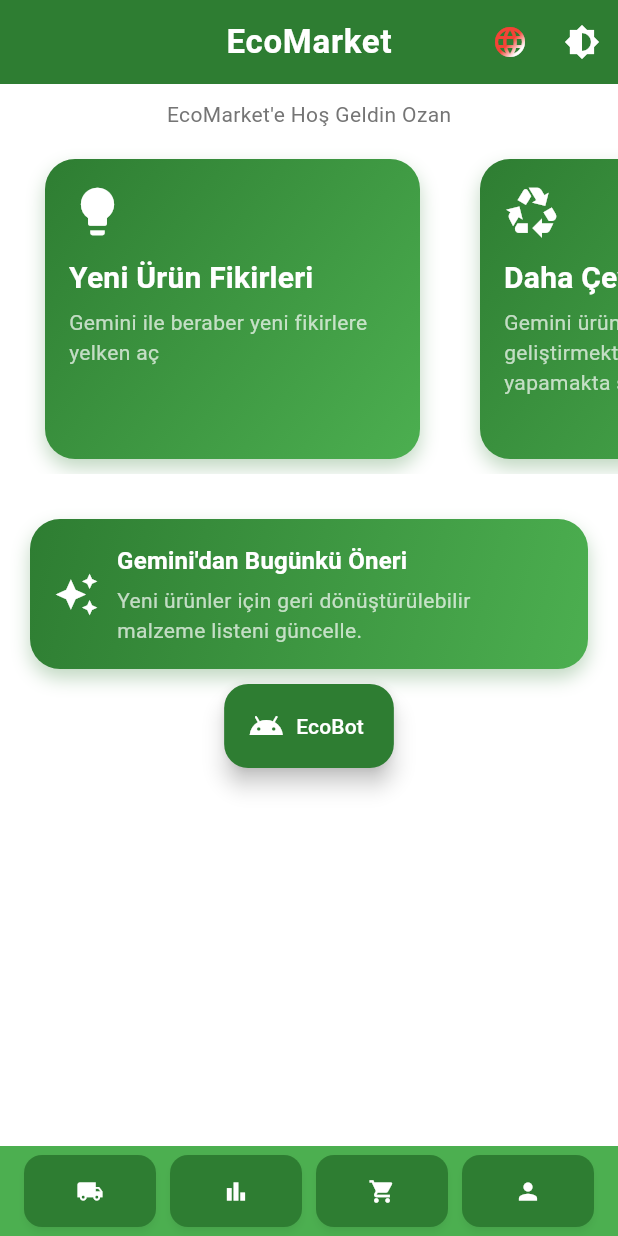
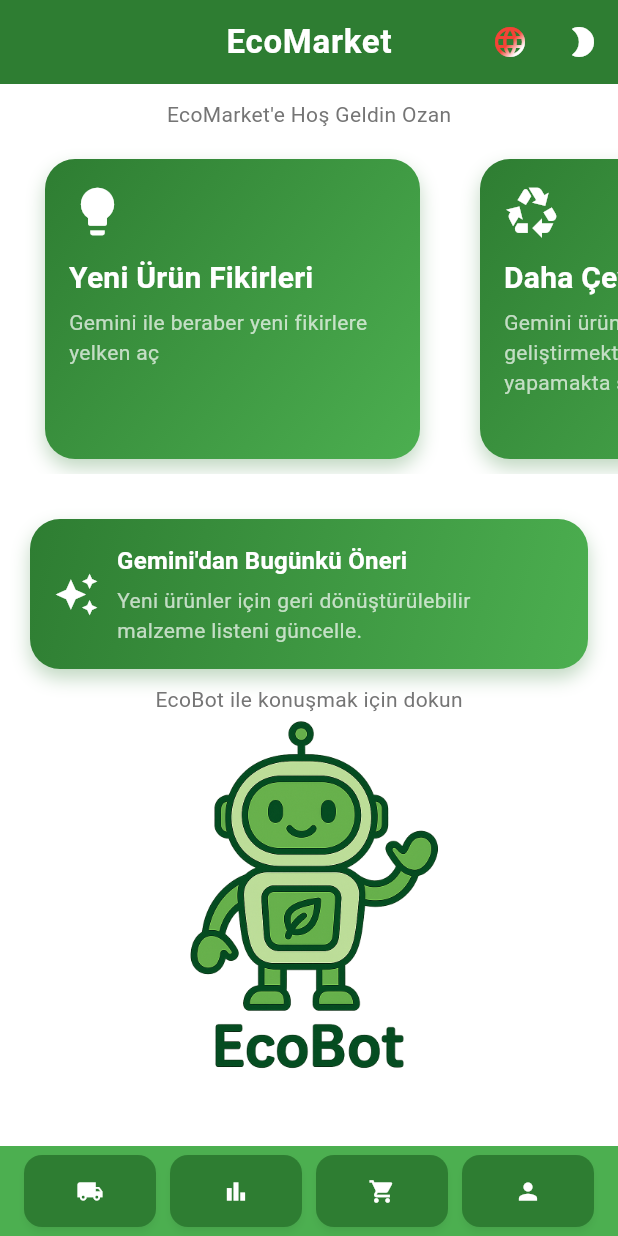
Before and after one commit to uslanozan/EcoMarket, a Flutter app: the screen it shows after launch, after a tap on the "local shipping" icon, on a phone screen of 412 x 824 dp. Run offline on Flutter 3.47's test engine with Material 3 defaults, Android fonts, the phone set to English and light mode, and no system bars; our stand-ins replace flutter_dotenv, flutter_gemini; generated files the repository leaves out were written again; network calls fail.

Commit message:
Gemini API is integrated and home page is finished

```diff
--- a/lib/config/theme/app_theme.dart
+++ b/lib/config/theme/app_theme.dart
@@ -833,7 +833,7 @@
   );
 
   static const LinearGradient englishGradient =LinearGradient(
-    colors: [Colors.red, Colors.blue],
+    colors: [Colors.red,Colors.red,Colors.white,Colors.blue, Colors.blue],
     begin: Alignment.topLeft,
     end: Alignment.bottomRight,
   );
--- /dev/null
+++ b/lib/data/api/gemini_api.dart
@@ -0,0 +1,25 @@
+import 'package:flutter_gemini/flutter_gemini.dart';
+import 'package:flutter_dotenv/flutter_dotenv.dart';
+
+class GeminiApiService {
+  final Gemini _gemini = Gemini.instance;
+
+  /// Bu init'i main.dart içinde bir kere çağırmalısın
+  static void initialize() {
+    final apiKey = dotenv.env['GEMINI_API_KEY'];
+    if (apiKey == null || apiKey.isEmpty) {
+      throw Exception('GEMINI_API_KEY not found in .env');
+    }
+    //print("GEMINI_API_KEY: ${apiKey}");
+    Gemini.init(apiKey: apiKey);
+  }
+
+  Future<String> generateSuggestion(String prompt) async {
+    try {
+      final response = await _gemini.text(prompt);
+      return response?.output ?? "Hiçbir öneri bulunamadı.";
+    } catch (e) {
+      return "Bir hata oluştu: $e";
+    }
+  }
+}
--- a/lib/l10n/app_en.arb
+++ b/lib/l10n/app_en.arb
@@ -6,10 +6,12 @@
   "geminiSuggestion": "Suggestion From Gemini",
   "newIdeasTitle": "New Ideas",
   "newIdeasSubtitle": "Set sail for new ideas with Gemini",
+  "ecoBotInfo": "What's EcoBot",
   "ecoProductTitle": "More Eco-Friendly Products",
   "ecoProductSubtitle": "Gemini helps you renew, improve, and make your products more environmentally friendly",
   "marketResearchTitle": "Market Research",
   "marketResearchSubtitle": "Let's conduct market and price research with Gemini",
+  "talkToEcoBot": "Tap to Talk to EcoBot",
   "userFeedbackTitle": "User Feedback",
   "userFeedbackSubtitle": "Gemini analyzes user comments and requests for you"
 }
--- a/lib/l10n/app_tr.arb
+++ b/lib/l10n/app_tr.arb
@@ -6,10 +6,12 @@
   "geminiSuggestion": "Gemini'dan Bugünkü Öneri",
   "newIdeasTitle": "Yeni Ürün Fikirleri",
   "newIdeasSubtitle": "Gemini ile beraber yeni fikirlere yelken aç",
+  "ecoBotInfo": "EcoBot Nedir?",
   "ecoProductTitle": "Daha Çevreci Ürünler",
   "ecoProductSubtitle": "Gemini ürünlerini yenilemekte, geliştirmekte ve çevre dostu yapamakta sana yardımcı olur",
   "marketResearchTitle": "Pazar Araştırması",
   "marketResearchSubtitle": "Gemini ile pazar ve fiyat araştırması yapalım",
+  "talkToEcoBot": "EcoBot ile konuşmak için dokun",
   "userFeedbackTitle": "Kullanıcı Geri Dönüşleri",
   "userFeedbackSubtitle": "Gemini senin için kullanıcıların yorumlarını ve isteklerini analiz eder"
 }
--- a/lib/main.dart
+++ b/lib/main.dart
@@ -1,17 +1,24 @@
+import 'package:ecomarket/data/api/gemini_api.dart';
+import 'package:ecomarket/presentation/providers/gemini_provider.dart';
 import 'package:flutter/material.dart';
+import 'package:flutter_dotenv/flutter_dotenv.dart';
 import 'package:flutter_localizations/flutter_localizations.dart';
 import 'package:flutter_gen/gen_l10n/app_localizations.dart';
 import 'package:provider/provider.dart';
 
 
 import 'config/theme/app_theme.dart';
-import 'config/locale/locale_provider.dart';
-import 'config/theme/theme_provider.dart';
+import 'presentation/providers/locale_provider.dart';
+import 'presentation/providers/theme_provider.dart';
 import 'presentation/screens/home_screen.dart';
 
-void main() {
+void main() async {
+  WidgetsFlutterBinding.ensureInitialized(); // Check for everything is ready for init
+  await dotenv.load(fileName: ".env"); // Loading .env
+  GeminiApiService.initialize(); // Gemini init
   runApp(const EcoMarketApp());
 }
+
 
 class EcoMarketApp extends StatelessWidget {
   const EcoMarketApp({super.key});
@@ -20,6 +27,7 @@
   Widget build(BuildContext context) {
     return MultiProvider(
       providers: [
+        ChangeNotifierProvider(create: (_) => GeminiProvider()),
         ChangeNotifierProvider(create: (_) => ThemeModeProvider()),
         ChangeNotifierProvider(create: (_) => LocaleProvider()),
       ],
--- /dev/null
+++ b/lib/presentation/providers/gemini_provider.dart
@@ -0,0 +1,38 @@
+import 'package:flutter/material.dart';
+import 'package:flutter_gemini/flutter_gemini.dart';
+
+class GeminiProvider extends ChangeNotifier {
+  final Gemini _gemini = Gemini.instance;
+
+  String _response = '';
+  bool _isLoading = false;
+  String _error = '';
+
+  String get response => _response;
+  bool get isLoading => _isLoading;
+  String get error => _error;
+
+  Future<void> sendPrompt(String prompt) async {
+    _isLoading = true;
+    _error = '';
+    notifyListeners();
+
+    try {
+      final result = await _gemini.text(prompt);
+      _response = result?.output ?? 'Cevap alınamadı.';
+    } catch (e) {
+      _error = 'Hata: ${e.toString()}';
+      _response = '';
+    } finally {
+      _isLoading = false;
+      notifyListeners();
+    }
+  }
+
+  void reset() {
+    _response = '';
+    _error = '';
+    _isLoading = false;
+    notifyListeners();
+  }
+}
--- a/lib/config/theme/theme_provider.dart
+++ b/lib/presentation/providers/theme_provider.dart
@@ -4,6 +4,10 @@
   ThemeMode _themeMode = ThemeMode.system;
 
   ThemeMode get themeMode => _themeMode;
+
+  ThemeMode getCurrentThemeMode(){
+    return _themeMode;
+  }
 
   void setThemeMode(ThemeMode mode) {
     _themeMode = mode;
--- a/lib/presentation/screens/home_screen.dart
+++ b/lib/presentation/screens/home_screen.dart
@@ -4,8 +4,8 @@
 import 'package:flutter/material.dart';
 import 'package:provider/provider.dart';
 import 'package:flutter_gen/gen_l10n/app_localizations.dart';
-import '../../config/locale/locale_provider.dart';
-import '../../config/theme/theme_provider.dart';
+import '../providers/locale_provider.dart';
+import '../providers/theme_provider.dart';
 
 class HomeScreen extends StatelessWidget {
   const HomeScreen({super.key});
@@ -37,9 +37,11 @@
               );
             },
           ),
-
           IconButton(
-            icon: const Icon(Icons.brightness_6),
+            icon: context.watch<ThemeModeProvider>().getCurrentThemeMode() ==
+                    ThemeMode.light
+                ? Icon(Icons.brightness_6)
+                : Icon(Icons.brightness_2_rounded),
             onPressed: () {
               context.read<ThemeModeProvider>().toggleTheme();
             },
@@ -50,7 +52,8 @@
         children: [
           // Scrollable içerik
           Padding(
-            padding: const EdgeInsets.only(bottom: 80), // Alttaki Row için boşluk bırak
+            padding: const EdgeInsets.only(
+                bottom: 80), // Alttaki Row için boşluk bırak
             child: SingleChildScrollView(
               child: Column(
                 children: [
@@ -64,55 +67,61 @@
                         const SizedBox(width: 20),
                         InfoCard(
                           title: AppLocalizations.of(context)!.newIdeasTitle,
-                          subtitle: AppLocalizations.of(context)!.newIdeasSubtitle,
+                          subtitle:
+                              AppLocalizations.of(context)!.newIdeasSubtitle,
                           icon: Icons.lightbulb,
                           onTap: () {
-                            // Navigasyon, dialog vs.
-                          },
-                        ),
-
-                        const SizedBox(width: 20),
-                        InfoCard(
-                          title: AppLocalizations.of(context)!.ecoProductTitle,
-                          subtitle:AppLocalizations.of(context)!.ecoProductSubtitle,
-                          icon: Icons.recycling,
-                          onTap: () {
-                            // Navigasyon, dialog vs.
+                            //todo: Yeni fikirler page
                           },
                         ),
                         const SizedBox(width: 20),
                         InfoCard(
-                          title: AppLocalizations.of(context)!.marketResearchTitle,
-                          subtitle: AppLocalizations.of(context)!.marketResearchSubtitle,
-                          icon: Icons.sell,
+                          title: AppLocalizations.of(context)!.ecoProductTitle,
+                          subtitle:
+                              AppLocalizations.of(context)!.ecoProductSubtitle,
+                          icon: Icons.recycling,
                           onTap: () {
-                            // Navigasyon, dialog vs.
+                            //todo: More Eco product page
                           },
                         ),
                         const SizedBox(width: 20),
                         InfoCard(
-                          title: AppLocalizations.of(context)!.userFeedbackTitle,
-                          subtitle: AppLocalizations.of(context)!.userFeedbackSubtitle,
+                          title:
+                              AppLocalizations.of(context)!.marketResearchTitle,
+                          subtitle: AppLocalizations.of(context)!
+                              .marketResearchSubtitle,
+                          icon: Icons.sell,
+                          onTap: () {
+                            //todo: pazar araştırması page
+                          },
+                        ),
+                        const SizedBox(width: 20),
+                        InfoCard(
+                          title:
+                              AppLocalizations.of(context)!.userFeedbackTitle,
+                          subtitle: AppLocalizations.of(context)!
+                              .userFeedbackSubtitle,
                           icon: Icons.star,
                           onTap: () {
-                            // Navigasyon, dialog vs.
+                            //todo: user feedbacklerini görme page
                           },
                         ),
                       ],
                     ),
                   ),
                   const SizedBox(height: 20),
-
-
-
                   Container(
-                    margin: const EdgeInsets.symmetric(horizontal: 20, vertical: 10),
+                    margin: const EdgeInsets.symmetric(
+                        horizontal: 20, vertical: 10),
                     decoration: BoxDecoration(
                       borderRadius: BorderRadius.circular(20),
                       gradient: AppTheme.primaryGradient,
                       boxShadow: [
                         BoxShadow(
-                          color: Theme.of(context).colorScheme.primary.withOpacity(0.3),
+                          color: Theme.of(context)
+                              .colorScheme
+                              .primary
+                              .withOpacity(0.3),
                           blurRadius: 10,
                           offset: const Offset(0, 6),
                         ),
@@ -124,15 +133,20 @@
                         padding: const EdgeInsets.all(16.0),
                         child: Row(
                           children: [
-                            Icon(Icons.auto_awesome, size: 30, color: Colors.white),
+                            Icon(Icons.auto_awesome,
+                                size: 30, color: Colors.white),
                             const SizedBox(width: 12),
                             Expanded(
                               child: Column(
                                 crossAxisAlignment: CrossAxisAlignment.start,
                                 children: [
                                   Text(
-                                    AppLocalizations.of(context)!.geminiSuggestion,
-                                    style: Theme.of(context).textTheme.titleMedium?.copyWith(
+                                    AppLocalizations.of(context)!
+                                        .geminiSuggestion,
+                                    style: Theme.of(context)
+                                        .textTheme
+                                        .titleMedium
+                                        ?.copyWith(
                                           color: Colors.white,
                                           fontWeight: FontWeight.bold,
                                         ),
@@ -140,7 +154,10 @@
                                   const SizedBox(height: 4),
                                   Text(
                                     "Yeni ürünler için geri dönüştürülebilir malzeme listeni güncelle.",
-                                    style: Theme.of(context).textTheme.bodyMedium?.copyWith(
+                                    style: Theme.of(context)
+                                        .textTheme
+                                        .bodyMedium
+                                        ?.copyWith(
                                           color: Colors.white70,
                                         ),
                                   ),
@@ -152,30 +169,52 @@
                       ),
                     ),
                   ),
+                  Center(
+                      child: Text(AppLocalizations.of(context)!.talkToEcoBot)),
+                  Material(
+                    color: Colors.transparent, // Arka planı saydam tutmak için
+                    child: InkWell(
+                      borderRadius: BorderRadius.circular(
+                          20), // İsteğe bağlı, ripple'ı şekillendirir
+                      onTap: () {
+                        //todo: EcoBot chat page
+                        print("EcoBot tıklandı!");
+                      },
+                      child: Ink(
+                        decoration: BoxDecoration(
+                          borderRadius: BorderRadius.circular(20),
+                        ),
+                        child: Image.asset(
+                          'assets/ecobot_default.png',
+                          height: 250,
+                          width: 250,
+                        ),
+                      ),
+                    ),
+                  ),
 
-
-                  Align(
-                    alignment: Alignment.bottomCenter,
-                    child: FloatingActionButton.extended(
+                  SizedBox(
+                    height: 10,
+                  ),
+                  TextButton(
+                    style: ButtonStyle(
+                      overlayColor: MaterialStateProperty.all(Colors.transparent), // Ripple yok
+                      padding: MaterialStateProperty.all(EdgeInsets.zero),
+                    ),
                     onPressed: () {
-                        showModalBottomSheet(
-                          context: context,
-                          builder: (_) => EcobotChat(),
-                        );
+                      //todo: What's EcoBot pop-up
                     },
-                      icon: Icon(Icons.android), //todo: daha sonra ekstra icon eklenebilir
-                      label: Text('EcoBot'),
+                    child: Text(
+                      AppLocalizations.of(context)!.ecoBotInfo,
+                      style: Theme.of(context).textTheme.bodySmall,
                     ),
                   )
-
 
 
                 ],
               ),
             ),
           ),
-
-
 
           Stack(
             children: [
@@ -194,25 +233,34 @@
                     mainAxisAlignment: MainAxisAlignment.spaceBetween,
                     children: [
                       ElevatedButton(
-                        style: ButtonStyle(
-
+                        style: ButtonStyle(),
+                        onPressed: () {
+                          //todo: Following product page
+                        },
+                        child: const Icon(
+                          Icons.local_shipping,
+                          color: Colors.white,
                         ),
-                        onPressed: () {},
-                        child: const Icon(Icons.local_shipping,color: Colors.white,),
                       ),
                       ElevatedButton(
-                        onPressed: () {},
-                        child: const Icon(Icons.bar_chart_sharp,color: Colors.white),
+                        onPressed: () {
+                          //todo: Showing graphs page
+                        },
+                        child: const Icon(Icons.bar_chart_sharp,
+                            color: Colors.white),
                       ),
-
                       ElevatedButton(
-                        onPressed: () {},
-                        child: const Icon(Icons.shopping_cart,color: Colors.white),
+                        onPressed: () {
+                          //todo: buy page ???
+                        },
+                        child: const Icon(Icons.shopping_cart,
+                            color: Colors.white),
                       ),
-
                       ElevatedButton(
-                        onPressed: () {},
-                        child: const Icon(Icons.person,color: Colors.white),
+                        onPressed: () {
+                          //todo: profile page
+                        },
+                        child: const Icon(Icons.person, color: Colors.white),
                       ),
                     ],
                   ),
@@ -220,8 +268,6 @@
               )
             ],
           ),
-
-
         ],
       ),
     );
--- a/pubspec.yaml
+++ b/pubspec.yaml
@@ -37,6 +37,8 @@
   flutter_localization: ^0.3.3
   intl: ^0.19.0
   provider: ^6.1.5
+  flutter_dotenv: ^5.2.1
+  flutter_gemini: ^3.0.0
 
 dev_dependencies:
   flutter_test:
@@ -56,6 +58,9 @@
 flutter:
   uses-material-design: true
   generate: true
+  assets:
+    - .env
+    - assets/
 
 l10n:
   arb-dir: lib/l10n
```
Also changed, not shown: lib/presentation/screens/ecobot_chat.dart (+33 -1 lines), assets/ecobot_default.png (added), assets/ecobot_talk_bubble.png (added), lib/presentation/providers/locale_provider.dart (renamed from lib/config/locale/locale_provider.dart), pubspec.lock. Lines whose indentation alone changed are shown as unchanged.
